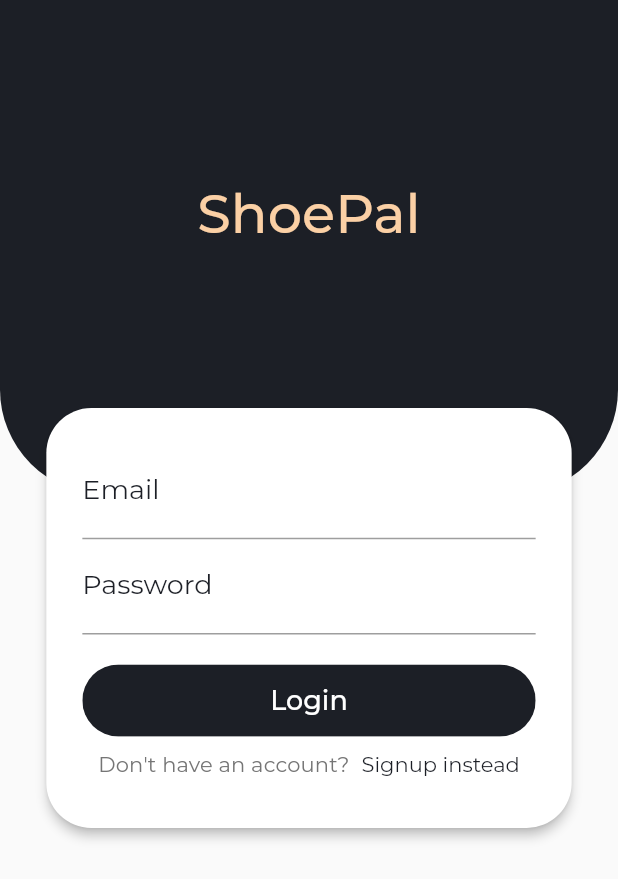
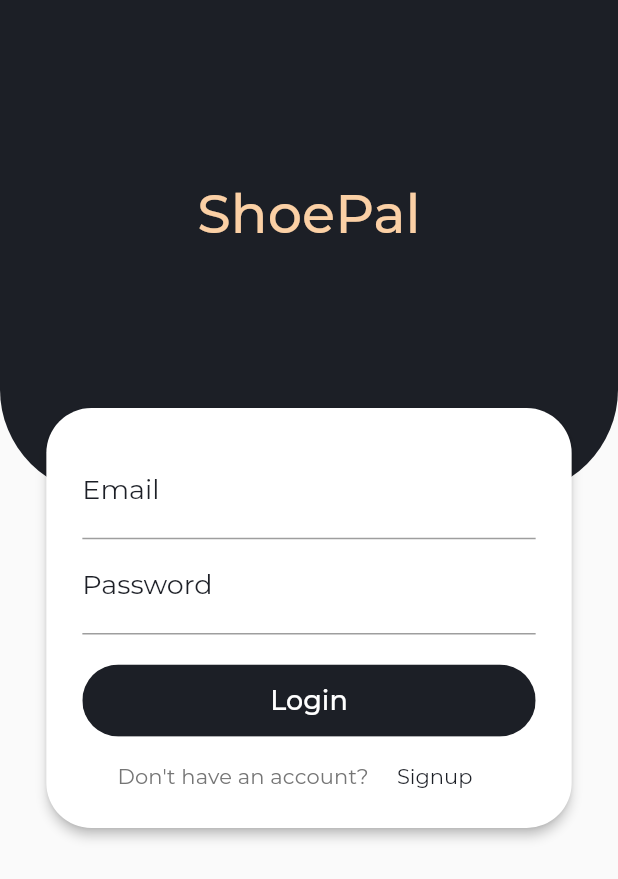
Before and after one commit to vans-id/shoe-pal, a Flutter app: the screen it shows after launch, on a phone screen of 412 x 824 dp. Shown: the top 879 px of the screen. Run offline on Flutter 3.47's test engine with Material 2 defaults, Android fonts, the phone set to English and light mode, and no system bars; our stand-ins replace curved_navigation_bar, shared_preferences, shimmer.

Commit message:
fixing overflow

```diff
--- a/lib/screens/auth_screen.dart
+++ b/lib/screens/auth_screen.dart
@@ -300,25 +300,21 @@ class _AuthCardState extends State<AuthCard>
                     )
                   ],
                 ),
+                SizedBox(height: 8),
                 Row(
                   mainAxisAlignment: MainAxisAlignment.center,
                   children: [
                     Text(
                       _authMode == AuthMode.Login
                           ? 'Don\'t have an account?'
-                          : 'Already have an account?',
+                          : 'Already have account?',
                       style: Theme.of(context).textTheme.subtitle2,
                     ),
-                    SizedBox(width: 8),
                     FlatButton(
                       onPressed: _switchAuthMode,
                       child: Text(
-                        '${_authMode == AuthMode.Login ? 'Signup' : 'Login'} instead',
+                        _authMode == AuthMode.Login ? 'Signup' : 'Login',
                         style: Theme.of(context).textTheme.subtitle1,
-                      ),
-                      padding: const EdgeInsets.symmetric(
-                        horizontal: 0,
-                        vertical: 4,
                       ),
                       materialTapTargetSize: MaterialTapTargetSize.shrinkWrap,
                     )
--- a/lib/widget/cart_item.dart
+++ b/lib/widget/cart_item.dart
@@ -84,7 +84,7 @@ class CartItem extends StatelessWidget {
         child: Row(
           children: <Widget>[
             SizedBox(
-              width: 150,
+              width: 120,
               child: ClipRRect(
                 borderRadius: BorderRadius.circular(30),
                 child: Image.network(
@@ -94,8 +94,7 @@ class CartItem extends StatelessWidget {
               ),
             ),
             SizedBox(width: 20),
-            SizedBox(
-              width: 170,
+            Expanded(
               child: Column(
                 crossAxisAlignment: CrossAxisAlignment.start,
                 mainAxisAlignment: MainAxisAlignment.spaceEvenly,
```
Also changed, not shown: pubspec.lock.
